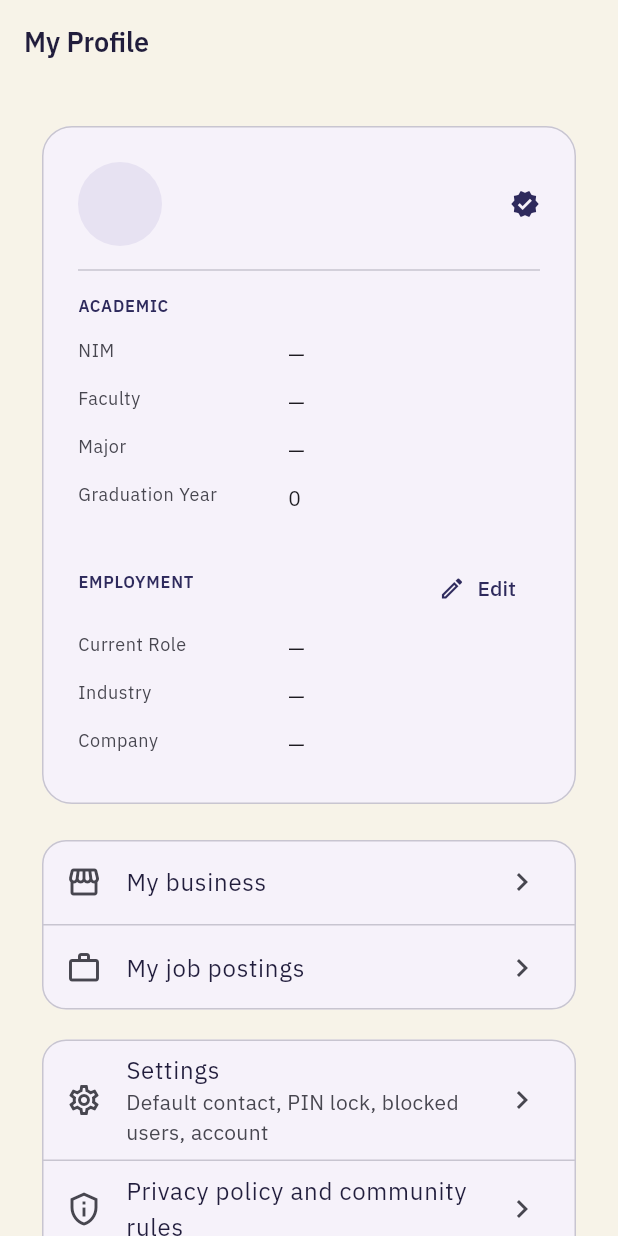
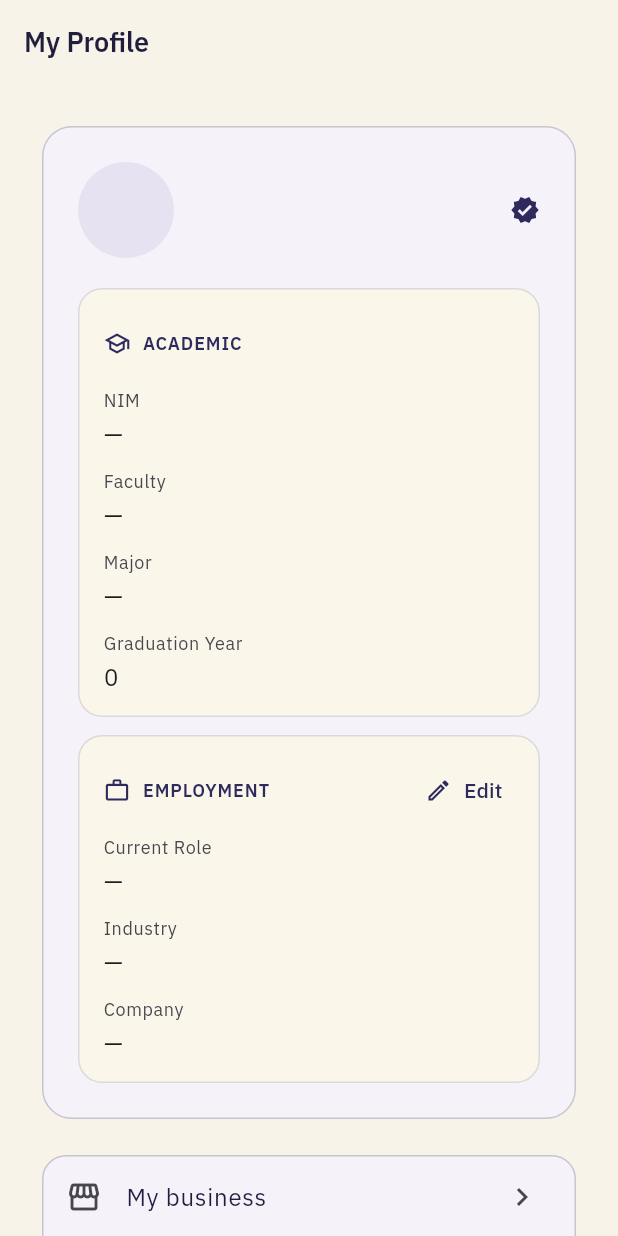
Before and after one commit to FarrelAlfarabi/Undip-Alumni-Connect, a Flutter app: the ProfileDetailScreen screen opened directly with empty values, on a phone screen of 412 x 824 dp. Run offline on Flutter 3.47's test engine with Material 3 defaults, Android fonts, the phone set to English and light mode, and no system bars; our stand-ins replace file_picker, flutter_dotenv, flutter_map, flutter_secure_storage, google_fonts, latlong2 and 3 more; accounts and stored records are empty; network calls fail; project files that could hold a hidden picture were left out.

Commit message:
Profile card: Academic and Employment panels, label above value, Edit in the header (#25)
Claude-Session: https://claude.ai/code/session_01L5jCP1jByXpYhJ4DJxZchP

Co-authored-by: Claude <noreply@anthropic.com>

```diff
--- a/lib/screens/profile_detail_screen.dart
+++ b/lib/screens/profile_detail_screen.dart
@@ -239,7 +239,7 @@ class _ProfileDetailScreenState extends State<ProfileDetailScreen> {
                           Row(
                             children: [
                               CircleAvatar(
-                                radius: 28,
+                                radius: 32,
                                 backgroundColor:
                                     theme.colorScheme.primaryContainer,
                                 child: Text(
@@ -322,8 +322,12 @@ class _ProfileDetailScreenState extends State<ProfileDetailScreen> {
                               ),
                             ],
                           ),
-                          const Divider(height: 32),
-                          _section(theme, 'Academic'),
+                          const SizedBox(height: 20),
+                          _panel(
+                            theme,
+                            icon: Icons.school_outlined,
+                            title: 'Academic',
+                            children: [
                               _field(theme, 'NIM', _profile['nim']),
                               _field(theme, 'Faculty', _profile['faculty']),
                               _field(theme, 'Major', _profile['major']),
@@ -332,22 +336,30 @@ class _ProfileDetailScreenState extends State<ProfileDetailScreen> {
                                 'Graduation Year',
                                 _profile['graduation_year']?.toString(),
                               ),
-                          const SizedBox(height: 20),
-                          Row(
-                            children: [
-                              Expanded(child: _section(theme, 'Employment')),
-                              if (widget.showEditButton)
-                                TextButton.icon(
+                            ],
+                          ),
+                          const SizedBox(height: 12),
+                          _panel(
+                            theme,
+                            icon: Icons.work_outline,
+                            title: 'Employment',
+                            action: widget.showEditButton
+                                ? TextButton.icon(
                                     key: const Key('profile-edit'),
                                     onPressed: _editProfile,
+                                    style: TextButton.styleFrom(
+                                      padding: const EdgeInsets.symmetric(
+                                        horizontal: 8,
+                                      ),
+                                    ),
                                     icon: const Icon(
                                       Icons.edit_outlined,
                                       size: 18,
                                     ),
                                     label: const Text('Edit'),
-                                ),
-                            ],
-                          ),
+                                  )
+                                : null,
+                            children: [
                               _field(
                                 theme,
                                 'Current Role',
@@ -359,7 +371,10 @@ class _ProfileDetailScreenState extends State<ProfileDetailScreen> {
                               _field(
                                 theme,
                                 'Company',
-                            _profile['company'] ?? _profile['current_employer'],
+                                _profile['company'] ??
+                                    _profile['current_employer'],
+                              ),
+                            ],
                           ),
                         ],
                       ),
@@ -454,37 +469,69 @@ class _ProfileDetailScreenState extends State<ProfileDetailScreen> {
     );
   }
 
-  Widget _section(ThemeData theme, String title) {
-    return Padding(
-      padding: const EdgeInsets.only(bottom: 8),
+  /// A soft inner panel for one group of facts: icon and small-caps title on
+  /// the left, an optional action (Edit) on the right, then the rows.
+  Widget _panel(
+    ThemeData theme, {
+    required IconData icon,
+    required String title,
+    required List<Widget> children,
+    Widget? action,
+  }) {
+    final scheme = theme.colorScheme;
+    return Container(
+      padding: const EdgeInsets.fromLTRB(16, 12, 16, 8),
+      decoration: BoxDecoration(
+        color: scheme.surfaceContainerLowest,
+        borderRadius: BorderRadius.circular(16),
+        border: Border.all(color: scheme.outlineVariant.withValues(alpha: 0.6)),
+      ),
+      child: Column(
+        crossAxisAlignment: CrossAxisAlignment.stretch,
+        children: [
+          SizedBox(
+            height: 48,
+            child: Row(
+              children: [
+                Icon(icon, size: 18, color: scheme.primary),
+                const SizedBox(width: 8),
+                Expanded(
                   child: Text(
                     title.toUpperCase(),
-        style: theme.textTheme.labelSmall?.copyWith(
-          color: theme.colorScheme.primary,
+                    style: theme.textTheme.labelMedium?.copyWith(
+                      color: scheme.primary,
                       fontWeight: FontWeight.w600,
-          letterSpacing: 0.5,
+                      letterSpacing: 0.6,
                     ),
+                  ),
+                ),
+                ?action,
+              ],
+            ),
+          ),
+          ...children,
+        ],
       ),
     );
   }
 
+  /// Label above value, so a long value never squeezes the label and the two
+  /// always line up.
   Widget _field(ThemeData theme, String label, String? value) {
     final display = (value == null || value.isEmpty) ? '—' : value;
     return Padding(
       padding: const EdgeInsets.symmetric(vertical: 6),
-      child: Row(
+      child: Column(
         crossAxisAlignment: CrossAxisAlignment.start,
         children: [
-          SizedBox(
-            width: 140,
-            child: Text(
+          Text(
             label,
             style: theme.textTheme.bodySmall?.copyWith(
               color: theme.colorScheme.onSurfaceVariant,
             ),
           ),
-          ),
-          Expanded(child: Text(display, style: theme.textTheme.bodyMedium)),
+          const SizedBox(height: 2),
+          Text(display, style: theme.textTheme.bodyLarge),
         ],
       ),
     );
```
Also changed, not shown: 1 other file. Lines whose indentation alone changed are shown as unchanged.
